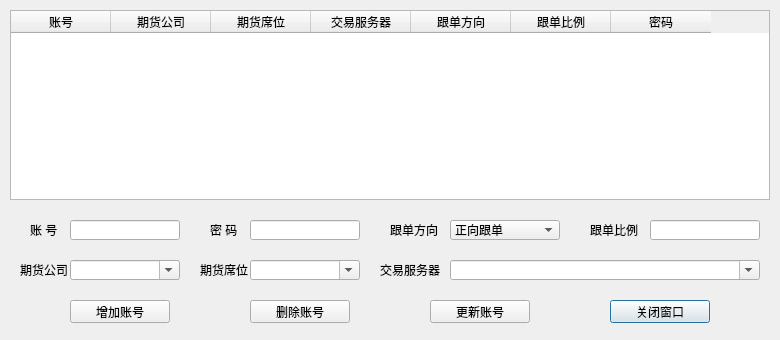
Qt form QuantBox/followsetting.ui (oyzhiquan/ctp-follow) before a commit.
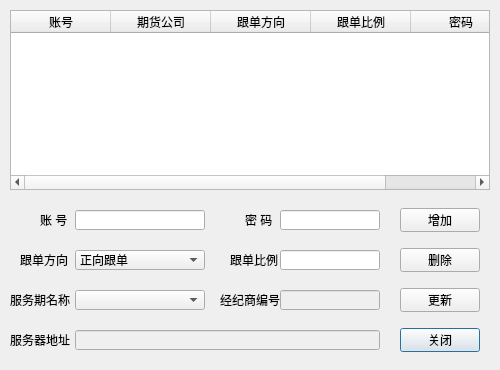
The same form after that commit.

Patch:
```diff
--- a/QuantBox/followsetting.ui
+++ b/QuantBox/followsetting.ui
@@ -6,8 +6,8 @@
    <rect>
     <x>0</x>
     <y>0</y>
-    <width>780</width>
-    <height>340</height>
+    <width>500</width>
+    <height>370</height>
    </rect>
   </property>
   <property name="windowTitle">
@@ -19,14 +19,14 @@
   <widget class="QPushButton" name="closeButton">
    <property name="geometry">
     <rect>
-     <x>610</x>
-     <y>300</y>
-     <width>100</width>
-     <height>23</height>
+     <x>400</x>
+     <y>328</y>
+     <width>80</width>
+     <height>24</height>
     </rect>
    </property>
    <property name="text">
-    <string>关闭窗口</string>
+    <string>关闭</string>
    </property>
   </widget>
   <widget class="QTableWidget" name="followView">
@@ -34,8 +34,8 @@
     <rect>
      <x>10</x>
      <y>10</y>
-     <width>760</width>
-     <height>190</height>
+     <width>480</width>
+     <height>180</height>
     </rect>
    </property>
    <property name="verticalScrollBarPolicy">
@@ -66,16 +66,6 @@
      <string>期货公司</string>
     </property>
    </column>
-   <column>
-    <property name="text">
-     <string>期货席位</string>
-    </property>
-   </column>
-   <column>
-    <property name="text">
-     <string>交易服务器</string>
-    </property>
-   </column>
    <column>
     <property name="text">
      <string>跟单方向</string>
@@ -95,8 +85,8 @@
   <widget class="QLabel" name="label">
    <property name="geometry">
     <rect>
-     <x>30</x>
-     <y>220</y>
+     <x>40</x>
+     <y>210</y>
      <width>30</width>
      <height>20</height>
     </rect>
@@ -108,8 +98,8 @@
   <widget class="QLabel" name="label_2">
    <property name="geometry">
     <rect>
-     <x>210</x>
-     <y>220</y>
+     <x>245</x>
+     <y>210</y>
      <width>30</width>
      <height>20</height>
     </rect>
@@ -121,47 +111,47 @@
   <widget class="QLabel" name="label_3">
    <property name="geometry">
     <rect>
-     <x>20</x>
-     <y>260</y>
-     <width>50</width>
+     <x>10</x>
+     <y>290</y>
+     <width>61</width>
      <height>20</height>
     </rect>
    </property>
    <property name="text">
-    <string>期货公司</string>
+    <string>服务期名称</string>
    </property>
   </widget>
   <widget class="QLabel" name="label_4">
    <property name="geometry">
     <rect>
-     <x>200</x>
-     <y>260</y>
-     <width>50</width>
+     <x>220</x>
+     <y>290</y>
+     <width>61</width>
      <height>20</height>
     </rect>
    </property>
    <property name="text">
-    <string>期货席位</string>
+    <string>经纪商编号</string>
    </property>
   </widget>
   <widget class="QLabel" name="label_5">
    <property name="geometry">
     <rect>
-     <x>380</x>
-     <y>260</y>
+     <x>10</x>
+     <y>330</y>
      <width>60</width>
      <height>20</height>
     </rect>
    </property>
    <property name="text">
-    <string>交易服务器</string>
+    <string>服务器地址</string>
    </property>
   </widget>
   <widget class="QLabel" name="label_6">
    <property name="geometry">
     <rect>
-     <x>390</x>
-     <y>220</y>
+     <x>20</x>
+     <y>250</y>
      <width>50</width>
      <height>20</height>
     </rect>
@@ -173,8 +163,8 @@
   <widget class="QLabel" name="label_7">
    <property name="geometry">
     <rect>
-     <x>590</x>
-     <y>220</y>
+     <x>230</x>
+     <y>250</y>
      <width>50</width>
      <height>20</height>
     </rect>
@@ -186,9 +176,9 @@
   <widget class="QLineEdit" name="followInverstID">
    <property name="geometry">
     <rect>
-     <x>70</x>
-     <y>220</y>
-     <width>110</width>
+     <x>75</x>
+     <y>210</y>
+     <width>130</width>
      <height>20</height>
     </rect>
    </property>
@@ -196,9 +186,9 @@
   <widget class="QLineEdit" name="followPassword">
    <property name="geometry">
     <rect>
-     <x>250</x>
-     <y>220</y>
-     <width>110</width>
+     <x>280</x>
+     <y>210</y>
+     <width>100</width>
      <height>20</height>
     </rect>
    </property>
@@ -209,9 +199,9 @@
   <widget class="QComboBox" name="followDirect">
    <property name="geometry">
     <rect>
-     <x>450</x>
-     <y>220</y>
-     <width>110</width>
+     <x>75</x>
+     <y>250</y>
+     <width>130</width>
      <height>20</height>
     </rect>
    </property>
@@ -229,9 +219,9 @@
   <widget class="QLineEdit" name="followRatio">
    <property name="geometry">
     <rect>
-     <x>650</x>
-     <y>220</y>
-     <width>110</width>
+     <x>280</x>
+     <y>250</y>
+     <width>100</width>
      <height>20</height>
     </rect>
    </property>
@@ -239,79 +229,76 @@
   <widget class="QComboBox" name="followBrokerName">
    <property name="geometry">
     <rect>
-     <x>70</x>
-     <y>260</y>
-     <width>110</width>
+     <x>75</x>
+     <y>290</y>
+     <width>130</width>
      <height>20</height>
     </rect>
-   </property>
-   <property name="editable">
-    <bool>true</bool>
-   </property>
-  </widget>
-  <widget class="QComboBox" name="followBrokerID">
-   <property name="geometry">
-    <rect>
-     <x>250</x>
-     <y>260</y>
-     <width>110</width>
-     <height>20</height>
-    </rect>
-   </property>
-   <property name="editable">
-    <bool>true</bool>
-   </property>
-  </widget>
-  <widget class="QComboBox" name="followTdFrontAddr">
-   <property name="geometry">
-    <rect>
-     <x>450</x>
-     <y>260</y>
-     <width>310</width>
-     <height>20</height>
-    </rect>
-   </property>
-   <property name="editable">
-    <bool>true</bool>
    </property>
   </widget>
   <widget class="QPushButton" name="insertButton">
    <property name="geometry">
     <rect>
-     <x>70</x>
-     <y>300</y>
-     <width>100</width>
-     <height>23</height>
+     <x>400</x>
+     <y>208</y>
+     <width>80</width>
+     <height>24</height>
     </rect>
    </property>
    <property name="text">
-    <string>增加账号</string>
+    <string>增加</string>
    </property>
   </widget>
   <widget class="QPushButton" name="deleteButton">
    <property name="geometry">
     <rect>
-     <x>250</x>
-     <y>300</y>
-     <width>100</width>
-     <height>23</height>
+     <x>400</x>
+     <y>248</y>
+     <width>80</width>
+     <height>24</height>
     </rect>
    </property>
    <property name="text">
-    <string>删除账号</string>
+    <string>删除</string>
    </property>
   </widget>
   <widget class="QPushButton" name="updateButton">
    <property name="geometry">
     <rect>
-     <x>430</x>
-     <y>300</y>
-     <width>100</width>
-     <height>23</height>
+     <x>400</x>
+     <y>288</y>
+     <width>80</width>
+     <height>24</height>
     </rect>
    </property>
    <property name="text">
-    <string>更新账号</string>
+    <string>更新</string>
+   </property>
+  </widget>
+  <widget class="QLineEdit" name="followBrokerID">
+   <property name="enabled">
+    <bool>false</bool>
+   </property>
+   <property name="geometry">
+    <rect>
+     <x>280</x>
+     <y>290</y>
+     <width>100</width>
+     <height>20</height>
+    </rect>
+   </property>
+  </widget>
+  <widget class="QLineEdit" name="followTdFrontAddr">
+   <property name="enabled">
+    <bool>false</bool>
+   </property>
+   <property name="geometry">
+    <rect>
+     <x>75</x>
+     <y>330</y>
+     <width>305</width>
+     <height>20</height>
+    </rect>
    </property>
   </widget>
  </widget>
```
Left out of the diff: 19 changed lines with no effect on the pictures.
